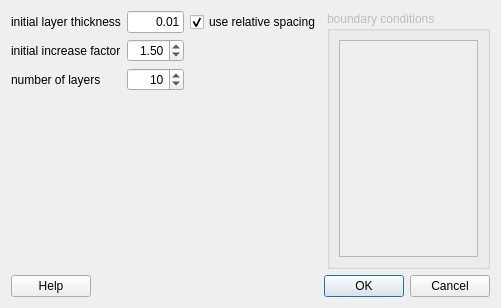
Above: src/guidivideboundarylayer.ui from enGits/engrid before the change. Below: the same form after it.
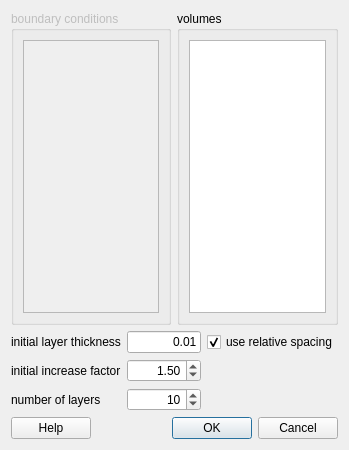
That is the form after the change. Icons and pictures are not drawn.

Commit message: added documentation + multiple volume support to GuiDivideBoundaryLayer

The edit to the form file:
```diff
--- a/src/guidivideboundarylayer.ui
+++ b/src/guidivideboundarylayer.ui
@@ -6,8 +6,8 @@
    <rect>
     <x>0</x>
     <y>0</y>
-    <width>501</width>
-    <height>308</height>
+    <width>349</width>
+    <height>450</height>
    </rect>
   </property>
   <property name="windowTitle">
@@ -19,6 +19,52 @@
   </property>
   <layout class="QGridLayout" name="gridLayout_2">
    <item row="0" column="0">
+    <widget class="QGroupBox" name="groupBox">
+     <property name="enabled">
+      <bool>false</bool>
+     </property>
+     <property name="sizePolicy">
+      <sizepolicy hsizetype="Expanding" vsizetype="Preferred">
+       <horstretch>0</horstretch>
+       <verstretch>0</verstretch>
+      </sizepolicy>
+     </property>
+     <property name="title">
+      <string>boundary conditions</string>
+     </property>
+     <layout class="QHBoxLayout" name="horizontalLayout_2">
+      <item>
+       <widget class="QListWidget" name="listWidgetBC">
+        <property name="sizePolicy">
+         <sizepolicy hsizetype="Expanding" vsizetype="Expanding">
+          <horstretch>0</horstretch>
+          <verstretch>0</verstretch>
+         </sizepolicy>
+        </property>
+        <property name="maximumSize">
+         <size>
+          <width>16777215</width>
+          <height>16777215</height>
+         </size>
+        </property>
+       </widget>
+      </item>
+     </layout>
+    </widget>
+   </item>
+   <item row="0" column="1">
+    <widget class="QGroupBox" name="groupBox_2">
+     <property name="title">
+      <string>volumes</string>
+     </property>
+     <layout class="QVBoxLayout" name="verticalLayout">
+      <item>
+       <widget class="QListWidget" name="listWidgetVC"/>
+      </item>
+     </layout>
+    </widget>
+   </item>
+   <item row="1" column="0" colspan="2">
     <layout class="QGridLayout" name="gridLayout">
      <item row="0" column="1">
       <widget class="QLineEdit" name="lineEditH">
@@ -95,53 +141,6 @@
      </item>
     </layout>
    </item>
-   <item row="0" column="1" rowspan="2">
-    <widget class="QGroupBox" name="groupBox">
-     <property name="enabled">
-      <bool>false</bool>
-     </property>
-     <property name="sizePolicy">
-      <sizepolicy hsizetype="Expanding" vsizetype="Preferred">
-       <horstretch>0</horstretch>
-       <verstretch>0</verstretch>
-      </sizepolicy>
-     </property>
-     <property name="title">
-      <string>boundary conditions</string>
-     </property>
-     <layout class="QHBoxLayout" name="horizontalLayout_2">
-      <item>
-       <widget class="QListWidget" name="listWidget">
-        <property name="sizePolicy">
-         <sizepolicy hsizetype="Expanding" vsizetype="Expanding">
-          <horstretch>0</horstretch>
-          <verstretch>0</verstretch>
-         </sizepolicy>
-        </property>
-        <property name="maximumSize">
-         <size>
-          <width>16777215</width>
-          <height>16777215</height>
-         </size>
-        </property>
-       </widget>
-      </item>
-     </layout>
-    </widget>
-   </item>
-   <item row="1" column="0">
-    <spacer name="verticalSpacer">
-     <property name="orientation">
-      <enum>Qt::Vertical</enum>
-     </property>
-     <property name="sizeHint" stdset="0">
-      <size>
-       <width>20</width>
-       <height>169</height>
-      </size>
-     </property>
-    </spacer>
-   </item>
    <item row="2" column="0" colspan="2">
     <layout class="QHBoxLayout" name="horizontalLayout">
      <item>
```
The commit also changes 5 other files.
